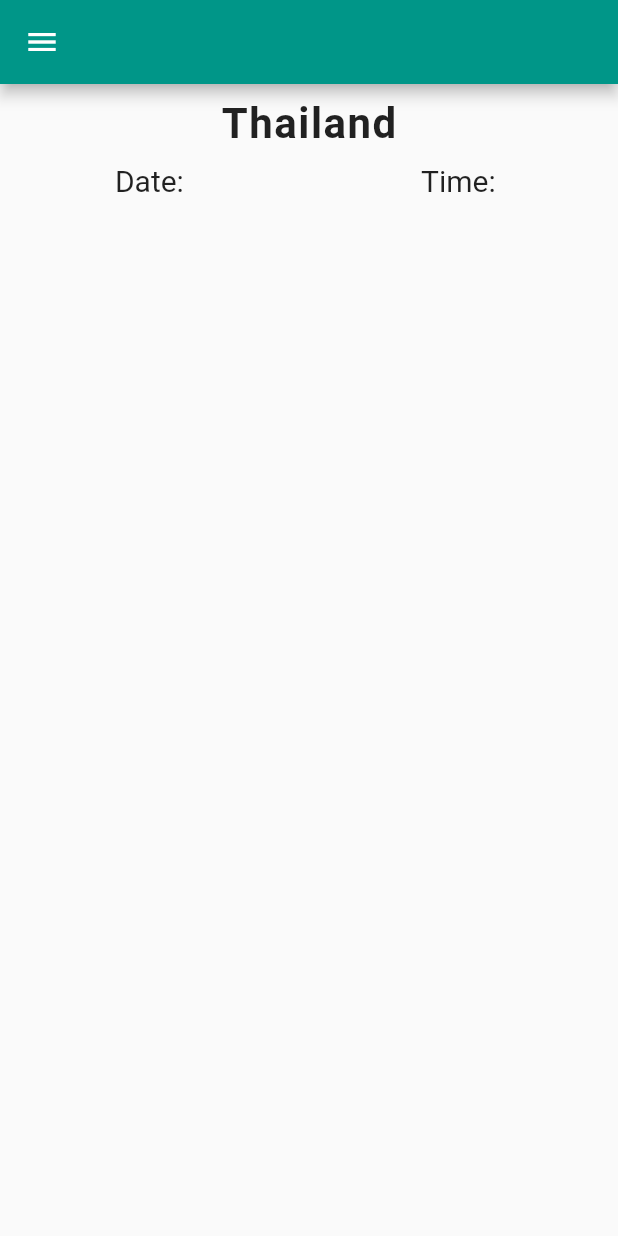
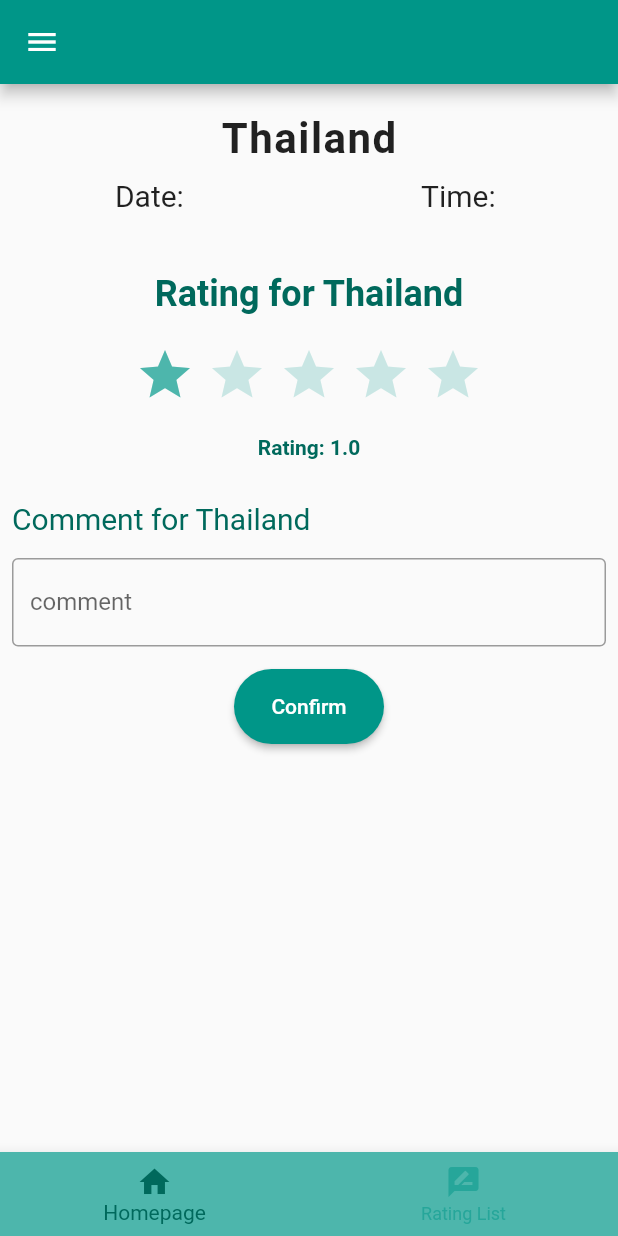
Before and after one commit to mineteeraa/Flutter_EnJoyWithYourTour, a Flutter app: the screen it shows after launch, on a phone screen of 412 x 824 dp. Run offline on Flutter 3.47's test engine with Material 2 defaults, Android fonts, the phone set to English and light mode, and no system bars; drawn by our look-alikes of flutter_rating_bar; our stand-ins replace cloud_firestore, firebase_core; accounts and stored records are empty; network calls fail.

Commit message:
Merge TimePage and RatingForm together, make Sidebar to show everypage

```diff
--- a/lib/main.dart
+++ b/lib/main.dart
@@ -1,6 +1,6 @@
 import 'package:flutter/material.dart';
 import 'package:firebase_core/firebase_core.dart';
-import 'package:group4/rating/ratingform.dart';
+import 'package:group4/component/sidebar.dart';
 import 'package:group4/rating/ratinglist.dart';
 import 'package:group4/pages/TimePage.dart';
 
@@ -15,40 +15,48 @@ class MyApp extends StatelessWidget {
   Widget build(BuildContext context) {
     return MaterialApp(
       debugShowCheckedModeBanner: false,
-      title: 'Flutter Demo',
-      home: TimePage(TimeZone: '', Region: '',),
+      title: 'Enjoy with your tour',
+      home: MyHomePage(
+        TimeZone: '',
+        Region: '',
+      ),
     );
   }
 }
 
 class MyHomePage extends StatefulWidget {
-  const MyHomePage({Key? key, required this.title}) : super(key: key);
-
-  final String title;
+  late String TimeZone;
+  late String Region;
+  MyHomePage({required this.TimeZone, required this.Region});
 
   @override
-  State<MyHomePage> createState() => _MyHomePageState();
+  _MyHomePageState createState() => _MyHomePageState();
 }
 
 class _MyHomePageState extends State<MyHomePage> {
   int _currentIndex = 0;
-  final tabs = [RatingPage(), RatingList()];
 
   @override
   Widget build(BuildContext context) {
+    final tabs = [
+      TimePage(TimeZone: widget.TimeZone, Region: widget.Region),
+      RatingList()
+    ];
     return Scaffold(
-
+      appBar: AppBar(
+        backgroundColor: Colors.teal,
+      ),
+      drawer: const Sidebar(),
       body: tabs[_currentIndex],
       bottomNavigationBar: BottomNavigationBar(
         currentIndex: _currentIndex,
         items: [
-          BottomNavigationBarItem(icon: Icon(Icons.home), label: "Rating Form"),
+          BottomNavigationBarItem(icon: Icon(Icons.home), label: "Homepage"),
           BottomNavigationBarItem(
-              icon: Icon(Icons.calculate), label: "Rating List"),
+              icon: Icon(Icons.rate_review), label: "Rating List"),
         ],
         onTap: (index) {
           setState(() {
-            print(index);
             _currentIndex = index;
           });
         },
--- a/lib/pages/TimePage.dart
+++ b/lib/pages/TimePage.dart
@@ -1,8 +1,8 @@
 import 'dart:convert';
 import 'package:intl/intl.dart';
 import 'package:flutter/material.dart';
-import 'package:group4/component/sidebar.dart';
 import 'package:group4/services/world_time.dart';
+import 'package:group4/rating/ratingform.dart';
 
 late Map<String, dynamic> res = {};
 late List<dynamic> item = [];
@@ -50,17 +50,8 @@ class _TimePageState extends State<TimePage> {
   @override
   Widget build(BuildContext context) {
     return Scaffold(
-      appBar: AppBar(
-        backgroundColor: Colors.teal,
-      ),
-      drawer: const Sidebar(),
-      body: page(),
-    );
-  }
-
-  Widget page() {
-    return Padding(
-      padding: const EdgeInsets.fromLTRB(0, 10, 0, 0),
+      body: Padding(
+        padding: const EdgeInsets.only(top: 20.0),
         child: Column(
           children: [
             Row(
@@ -68,7 +59,10 @@ class _TimePageState extends State<TimePage> {
               children: [
                 Text(
                   region,
-                style: TextStyle(fontSize: 28, letterSpacing: 1, fontWeight: FontWeight.bold),
+                  style: TextStyle(
+                      fontSize: 28,
+                      letterSpacing: 1,
+                      fontWeight: FontWeight.bold),
                 )
               ],
             ),
@@ -88,7 +82,12 @@ class _TimePageState extends State<TimePage> {
                 )
               ],
             ),
+            SizedBox(
+              height: 40,
+            ),
+            RatingPage(Region: region)
           ],
+        ),
       ),
     );
   }
--- a/lib/rating/ratingform.dart
+++ b/lib/rating/ratingform.dart
@@ -1,12 +1,12 @@
+import 'package:flutter/material.dart';
+import 'package:flutter_rating_bar/flutter_rating_bar.dart';
 import 'package:cloud_firestore/cloud_firestore.dart';
 import 'package:firebase_core/firebase_core.dart';
-import 'package:flutter/material.dart';
-import 'package:flutter_rating_bar/flutter_rating_bar.dart';
 import 'package:group4/model/rating.dart';
-import 'package:group4/rating/ratinglist.dart';
 
 class RatingPage extends StatefulWidget {
-  const RatingPage({Key? key}) : super(key: key);
+  late String Region;
+  RatingPage({required this.Region});
 
   @override
   _RatingPageState createState() => _RatingPageState();
@@ -49,7 +49,7 @@ class _RatingPageState extends State<RatingPage> {
           mainAxisSize: MainAxisSize.min,
           children: [
             Text(
-              "Rating for .....",
+              "Rating for ${widget.Region}",
               style: TextStyle(
                 fontWeight: FontWeight.bold,
                 fontSize: 24.0,
@@ -76,7 +76,7 @@ class _RatingPageState extends State<RatingPage> {
                   Row(
                     children: [
                       Text(
-                        "Comment for ....",
+                        "Comment for ${widget.Region}",
                         style: TextStyle(
                           fontSize: 20,
                           color: Colors.teal[800],
```
Also changed, not shown: lib/component/sidebar.dart (+8 -8 lines). Lines whose indentation alone changed are shown as unchanged.
